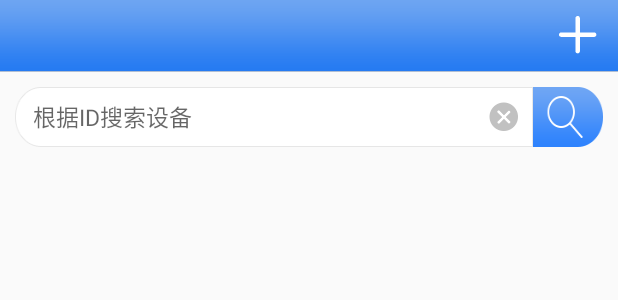
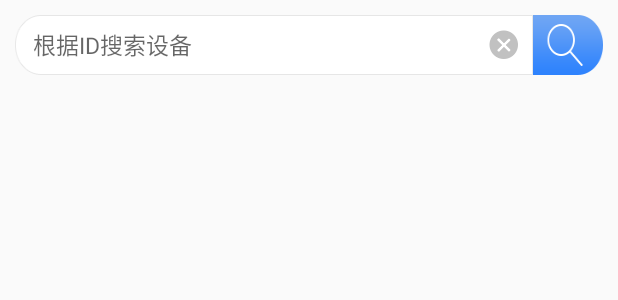
Before and after one commit to MrYangWen/Temperarure_humidity, an Android app: the layout main_activity_layout.xml on its own in the app's theme, with its tools: preview values and no code run, on a phone screen of 412 x 824 dp. Shown: the top 300 px of the screen. Run offline under Robolectric (Android 15) with nearby library versions, the phone set to English and light mode, and no system bars; network calls fail.

```diff
--- a/app/src/main/res/layout/login_layout.xml
+++ b/app/src/main/res/layout/login_layout.xml
@@ -205,6 +205,7 @@
                 android:id="@+id/iv_show_pwd"
                 android:layout_width="40dp"
                 android:layout_height="fill_parent"
+                android:visibility="gone"
                 android:scaleType="centerInside"
                 android:layout_marginRight="40dp"
                 android:src="@drawable/img_hide_pwd" />
--- a/app/src/main/res/layout/main_activity_layout.xml
+++ b/app/src/main/res/layout/main_activity_layout.xml
@@ -9,6 +9,7 @@
         android:id="@+id/rela_id_popup"
         android:layout_width="match_parent"
         android:layout_height="wrap_content"
+        android:visibility="gone"
         android:background="@drawable/img_top_bg">
 
         <TextView
```
Also changed, not shown: app/src/main/java/com/mcz/temperarure_humidity_appproject/MainActivity.java (+1 -8 lines), 1 other file.
